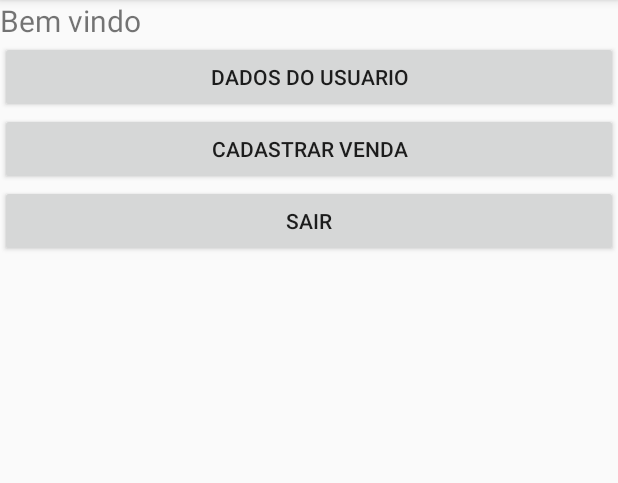
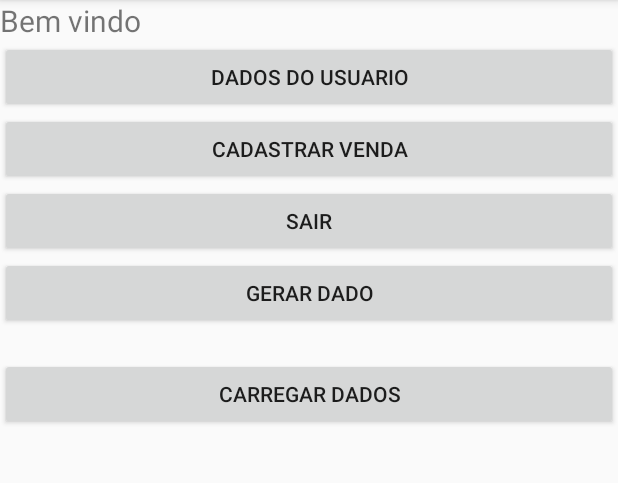
Before and after one commit to RHaluch/Autenticacao_Firebase_Opet, an Android app: the screen it shows after launch once a user with an empty profile is signed in (DashActivity), on a phone screen of 412 x 824 dp, the part 84-567 px from its top. Run offline under Robolectric (Android 15) with nearby library versions, the phone set to English and light mode, and no system bars; our stand-ins replace Firebase (no records; nobody signed in at launch, a user with empty details on screens opened directly).

```diff
--- a/app/build.gradle
+++ b/app/build.gradle
@@ -7,7 +7,7 @@ android {
 
     defaultConfig {
         applicationId "com.example.firebaseopet"
-        minSdkVersion 23
+        minSdkVersion 26
         targetSdkVersion 29
         versionCode 1
         versionName "1.0"
--- a/app/src/main/res/layout/activity_dash.xml
+++ b/app/src/main/res/layout/activity_dash.xml
@@ -30,5 +30,22 @@
         android:layout_width="match_parent"
         android:layout_height="wrap_content"/>
 
+    <Button
+        android:layout_width="match_parent"
+        android:layout_height="wrap_content"
+        android:text="Gerar Dado"
+        android:onClick="gerarDadosFirebase"/>
+
+    <TextView
+        android:layout_width="match_parent"
+        android:layout_height="wrap_content"
+        android:id="@+id/textResultado"/>
+
+    <Button
+        android:layout_width="match_parent"
+        android:layout_height="wrap_content"
+        android:text="Carregar Dados"
+        android:onClick="carregarDados"/>
+
 
 </LinearLayout>
```
Also changed, not shown: app/src/main/java/com/example/firebaseopet/DashActivity.java (+49 -1 lines), app/src/main/java/com/example/firebaseopet/Pessoa.java (added, +26 -0 lines), app/src/main/java/com/example/firebaseopet/PopulateUtil.java (added, +42 -0 lines), 43 other files.
